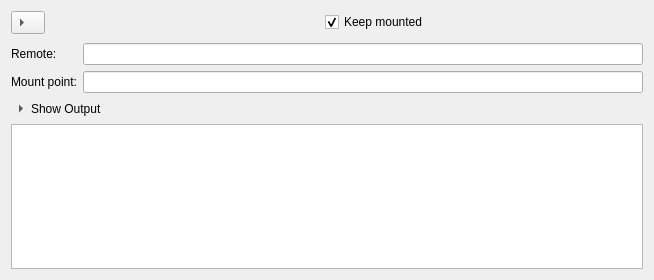
First picture: the form in src/mount_widget.ui, repository SysAdminDoc/RcloneBrowserNG, before the edit.
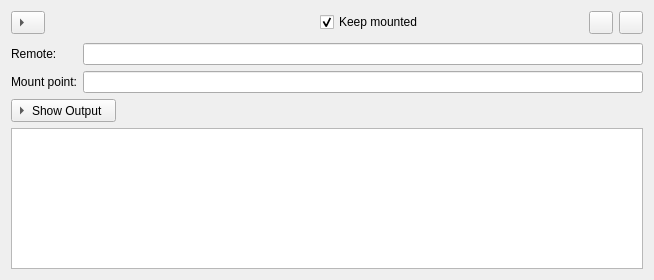
Second picture: the form after the edit.

Commit message:
chore: remove dead inline stylesheets from .ui files
Five .ui files defined QToolButton { border: 0 } inline stylesheets
that were immediately cleared to QString() in their .cpp constructors.
The global stylesheet in interface_polish.cpp handles all button
styling — these were leftover from before the design system existed.

```diff
--- a/src/mount_widget.ui
+++ b/src/mount_widget.ui
@@ -67,7 +67,7 @@
          <string>Copy mount command to clipboard</string>
         </property>
         <property name="styleSheet">
-         <string notr="true">QToolButton { border: 0 }</string>
+         <string notr="true"/>
         </property>
        </widget>
       </item>
@@ -77,7 +77,7 @@
          <string>Unmount</string>
         </property>
         <property name="styleSheet">
-         <string notr="true">QToolButton { border: 0 }</string>
+         <string notr="true"/>
         </property>
         <property name="text">
          <string/>
@@ -116,7 +116,7 @@
       <item row="2" column="0" colspan="2">
        <widget class="QToolButton" name="showOutput">
         <property name="styleSheet">
-         <string notr="true">QToolButton { border: 0 }</string>
+         <string notr="true"/>
         </property>
         <property name="text">
          <string>Show Output</string>
```
The commit also changes 4 other files.
